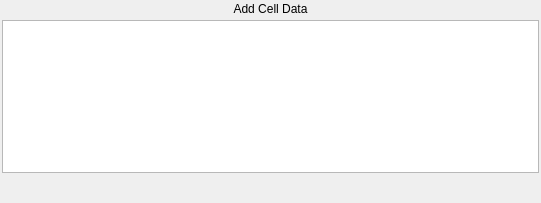
Old version of the form Source/PipelineBuilder/UI_Files/ComparisonSelectionWidget.ui in the repository BlueQuartzSoftware/DREAM3D.
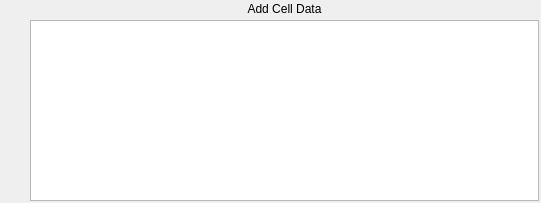
New version of the form. Icons and pictures are not drawn.

Commit message: Modifying the comparison input widget to allow the programmer to simply hide the operators and just show the array names. This allows these widgets to be used in a more flexible way to allow a user to select specific arrays.

What changed in the file:
```diff
--- a/Source/PipelineBuilder/UI_Files/ComparisonSelectionWidget.ui
+++ b/Source/PipelineBuilder/UI_Files/ComparisonSelectionWidget.ui
@@ -10,14 +10,14 @@
     <height>203</height>
    </rect>
   </property>
-  <layout class="QVBoxLayout" name="verticalLayout">
-   <property name="spacing">
-    <number>4</number>
-   </property>
+  <layout class="QGridLayout" name="gridLayout">
    <property name="margin">
     <number>2</number>
    </property>
-   <item>
+   <property name="spacing">
+    <number>4</number>
+   </property>
+   <item row="0" column="1">
     <widget class="QLabel" name="humanLabel">
      <property name="text">
       <string>Add Cell Data</string>
@@ -27,7 +27,7 @@
      </property>
     </widget>
    </item>
-   <item>
+   <item row="1" column="1">
     <widget class="QTableView" name="m_ComparisonSelectionTableView">
      <property name="sizePolicy">
       <sizepolicy hsizetype="Expanding" vsizetype="MinimumExpanding">
@@ -75,22 +75,22 @@
       <bool>false</bool>
      </property>
      <attribute name="horizontalHeaderDefaultSectionSize">
+      <number>250</number>
+     </attribute>
+     <attribute name="horizontalHeaderMinimumSectionSize">
       <number>100</number>
      </attribute>
+     <attribute name="horizontalHeaderStretchLastSection">
+      <bool>false</bool>
+     </attribute>
      <attribute name="verticalHeaderVisible">
       <bool>false</bool>
      </attribute>
     </widget>
    </item>
-   <item>
-    <layout class="QHBoxLayout" name="horizontalLayout_2">
-     <property name="spacing">
-      <number>8</number>
-     </property>
+   <item row="1" column="0">
+    <layout class="QVBoxLayout" name="verticalLayout">
      <property name="leftMargin">
-      <number>5</number>
-     </property>
-     <property name="topMargin">
       <number>0</number>
      </property>
      <item>
@@ -185,14 +185,14 @@
       </widget>
      </item>
      <item>
-      <spacer name="horizontalSpacer_3">
+      <spacer name="verticalSpacer">
        <property name="orientation">
-        <enum>Qt::Horizontal</enum>
+        <enum>Qt::Vertical</enum>
        </property>
        <property name="sizeHint" stdset="0">
         <size>
-         <width>40</width>
-         <height>20</height>
+         <width>20</width>
+         <height>40</height>
         </size>
        </property>
       </spacer>
```
The commit also changes 20 other files.
